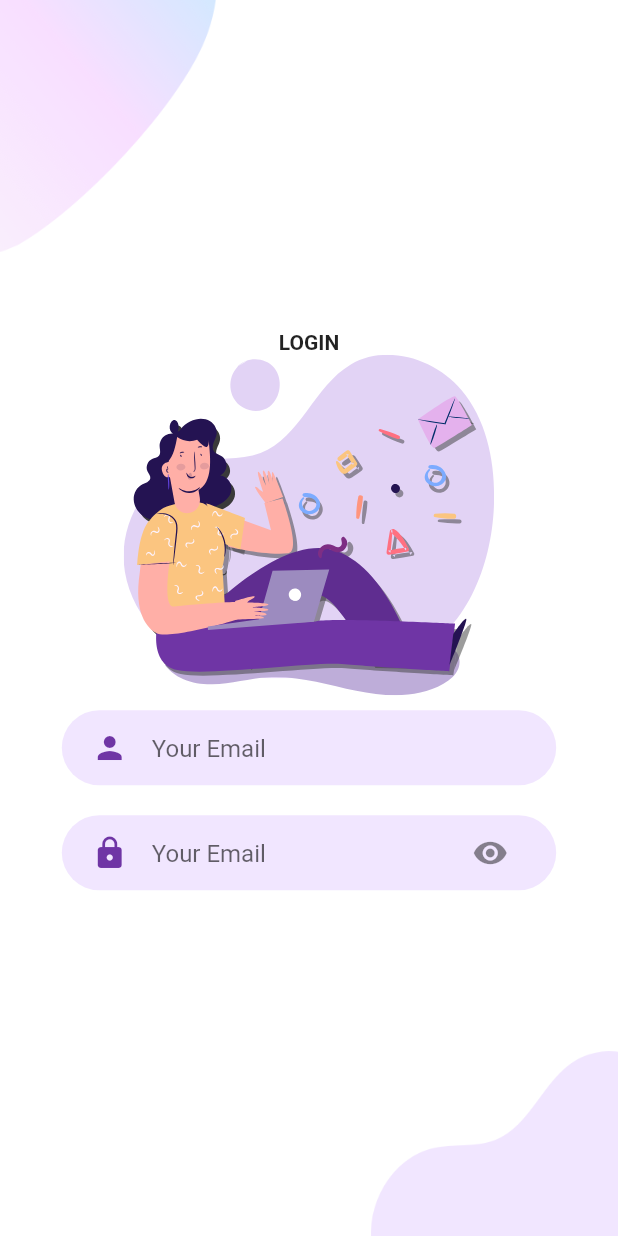
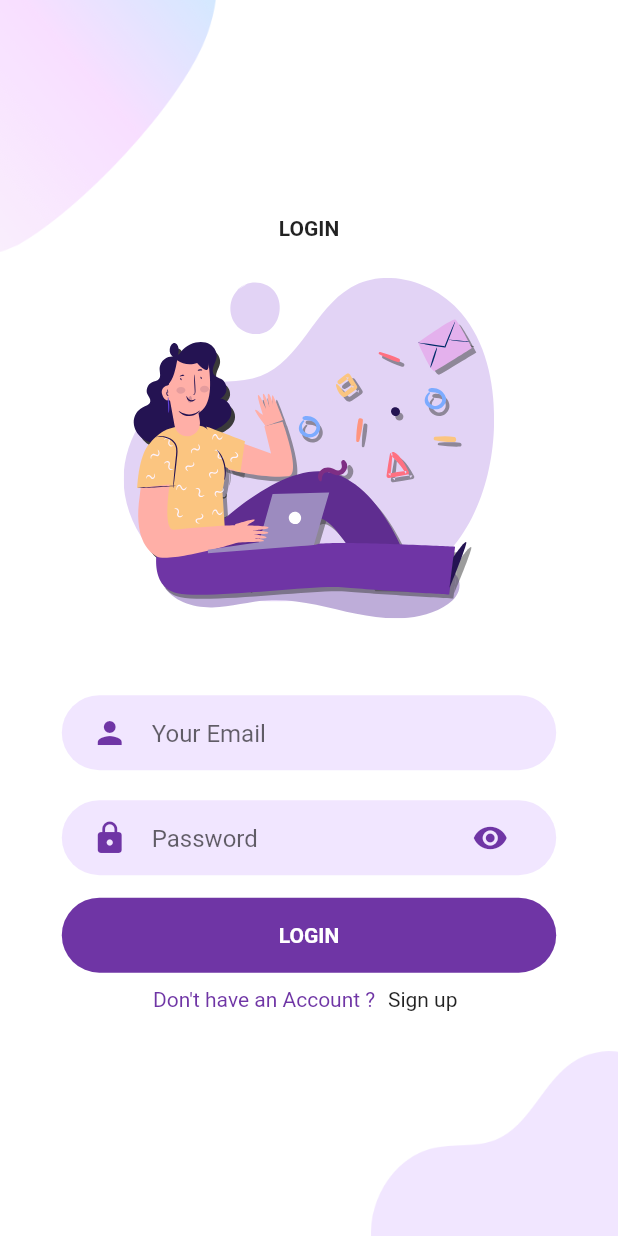
Before and after one commit to ChiBao284/speed_code_login, a Flutter app: the screen it shows after launch, after a tap on "LOGIN", on a phone screen of 412 x 824 dp. Run offline on Flutter 3.47's test engine with Material 2 defaults, Android fonts, the light colour scheme and no system bars; our stand-ins replace flutter_svg.

Commit message:
Sign up screen

```diff
--- /dev/null
+++ b/lib/Screens/Login/components/rounded_input_login.dart
@@ -0,0 +1,61 @@
+import 'package:flutter/material.dart';
+import 'package:speed_code_login/constants.dart';
+
+class RoundedInputLogin extends StatefulWidget {
+  final String hintText;
+  final IconData? icon;
+  final Icon? suffixIcon;
+  final bool isPassword;
+  bool secureText;
+  final ValueChanged<String> onChangeText;
+  RoundedInputLogin(
+      {Key? key,
+      required this.hintText,
+      this.icon,
+      required this.onChangeText,
+      this.suffixIcon,
+      this.secureText = false,
+      this.isPassword = false})
+      : super(
+          key: key,
+        );
+
+  @override
+  State<RoundedInputLogin> createState() => _RoundedInputLoginState();
+}
+
+class _RoundedInputLoginState extends State<RoundedInputLogin> {
+  @override
+  Widget build(BuildContext context) {
+    return TextField(
+      obscureText: widget.secureText,
+      decoration: InputDecoration(
+          focusedBorder: InputBorder.none,
+          icon: Icon(
+            widget.icon,
+            color: kPrimaryColor,
+          ),
+          hintText: widget.hintText,
+          enabledBorder: InputBorder.none,
+          suffixIcon: InkWell(
+            onTap: () {
+              setState(() {
+                widget.secureText = !widget.secureText;
+              });
+            },
+            child: Ink(
+                child: widget.isPassword
+                    ? Icon(
+                        widget.secureText
+                            ? Icons.remove_red_eye
+                            : Icons.visibility_off,
+                        color: kPrimaryColor,
+                      )
+                    : Container(
+                        width: 4,
+                      )),
+          )),
+      onChanged: widget.onChangeText,
+    );
+  }
+}
--- /dev/null
+++ b/lib/Screens/Login/components/text_filed_container.dart
@@ -0,0 +1,21 @@
+import 'package:flutter/material.dart';
+import 'package:speed_code_login/constants.dart';
+
+class TextFieldContainer extends StatelessWidget {
+  final Widget child;
+  const TextFieldContainer({Key? key, required this.child}) : super(key: key);
+
+  @override
+  Widget build(BuildContext context) {
+    Size size = MediaQuery.of(context).size;
+    return Container(
+      margin: const EdgeInsets.symmetric(vertical: 10),
+      padding: const EdgeInsets.symmetric(horizontal: 20, vertical: 5),
+      width: size.width * 0.8,
+      height: 50,
+      decoration: BoxDecoration(
+          color: kPrimaryLightColor, borderRadius: BorderRadius.circular(30)),
+      child: child,
+    );
+  }
+}
--- a/lib/Screens/Login/login_screen.dart
+++ b/lib/Screens/Login/login_screen.dart
@@ -1,6 +1,10 @@
 import 'package:flutter/material.dart';
 import 'package:flutter_svg/svg.dart';
 import 'package:speed_code_login/Screens/Login/components/body_login.dart';
+import 'package:speed_code_login/Screens/Login/components/rounded_input_login.dart';
+import 'package:speed_code_login/Screens/Login/components/text_filed_container.dart';
+import 'package:speed_code_login/Screens/SignUp/sign_up.dart';
+import 'package:speed_code_login/components/rounded_button.dart';
 import 'package:speed_code_login/constants.dart';
 
 class LoginScreen extends StatelessWidget {
@@ -18,12 +22,18 @@ class LoginScreen extends StatelessWidget {
               'LOGIN',
               style: TextStyle(fontWeight: FontWeight.bold),
             ),
+            SizedBox(
+              height: size.height * 0.03,
+            ),
             SvgPicture.asset(
               'assets/icons/login.svg',
               width: size.height * 0.3,
             ),
+            SizedBox(
+              height: size.height * 0.05,
+            ),
             TextFieldContainer(
-              child: InputLogin(
+              child: RoundedInputLogin(
                 hintText: 'Your Email',
                 icon: Icons.person,
                 onChangeText: (value) {},
@@ -31,8 +41,8 @@ class LoginScreen extends StatelessWidget {
               ),
             ),
             TextFieldContainer(
-              child: InputLogin(
-                hintText: 'Your Email',
+              child: RoundedInputLogin(
+                hintText: 'Password',
                 icon: Icons.lock,
                 onChangeText: (value) {},
                 secureText: true,
@@ -42,84 +52,58 @@ class LoginScreen extends StatelessWidget {
                   color: kPrimaryColor,
                 ),
               ),
-            )
+            ),
+            RoundedButton(
+              text: 'LOGIN',
+              background: kPrimaryColor,
+              textColor: Colors.white,
+              onPress: () {},
+            ),
+            const AlreadyAccount()
           ]),
     ));
   }
 }
 
-// ignore: must_be_immutable
-class InputLogin extends StatefulWidget {
-  final String hintText;
-  final IconData? icon;
-  final Icon? suffixIcon;
-  final bool isPassword;
-  bool secureText;
-  final ValueChanged<String> onChangeText;
-  InputLogin(
-      {Key? key,
-      required this.hintText,
-      this.icon,
-      required this.onChangeText,
-      this.suffixIcon,
-      this.secureText = false,
-      this.isPassword = false})
-      : super(
-          key: key,
-        );
+class AlreadyAccount extends StatelessWidget {
+  final bool login;
+  const AlreadyAccount({
+    Key? key,
+    this.login = true,
+  }) : super(key: key);
 
   @override
-  State<InputLogin> createState() => _InputLoginState();
-}
-
-class _InputLoginState extends State<InputLogin> {
-  @override
   Widget build(BuildContext context) {
-    return TextField(
-      obscureText: widget.secureText,
-      decoration: InputDecoration(
-          focusedBorder: InputBorder.none,
-          icon: Icon(
-            widget.icon,
-            color: kPrimaryColor,
+    return Row(
+      mainAxisAlignment: MainAxisAlignment.center,
+      children: <Widget>[
+        Text(
+          login ? 'Don\'t have an Account ? ' : 'Already have an account?',
+          style: const TextStyle(color: kPrimaryColor),
+        ),
+        GestureDetector(
+          onTap: () {
+            login
+                ? Navigator.push(
+                    context,
+                    MaterialPageRoute(
+                      builder: (context) {
+                        return SignUpScreen();
+                      },
+                    ),
+                  )
+                : Navigator.pop(context);
+          },
+          child: Container(
+            padding: const EdgeInsets.all(5),
+            child: Text(
+              login ? 'Sign up' : 'Sign In',
+            ),
           ),
-          hintText: widget.hintText,
-          enabledBorder: InputBorder.none,
-          suffixIcon: widget.isPassword
-              ? InkWell(
-                  onTap: () {
-                    setState(() {
-                      widget.secureText = !widget.secureText;
-                    });
-                  },
-                  child: Ink(
-                      child: widget.secureText
-                          ? const Icon(Icons.remove_red_eye)
-                          : const Icon(Icons.visibility_off)),
-                )
-              : Container(
-                  width: 4,
-                )),
-      onChanged: widget.onChangeText,
+        ),
+      ],
     );
   }
 }
 
-class TextFieldContainer extends StatelessWidget {
-  final Widget child;
-  const TextFieldContainer({Key? key, required this.child}) : super(key: key);
-
-  @override
-  Widget build(BuildContext context) {
-    Size size = MediaQuery.of(context).size;
-    return Container(
-      margin: const EdgeInsets.symmetric(vertical: 10),
-      padding: const EdgeInsets.symmetric(horizontal: 20, vertical: 5),
-      width: size.width * 0.8,
-      height: 50,
-      decoration: BoxDecoration(
-          color: kPrimaryLightColor, borderRadius: BorderRadius.circular(30)),
-      child: child,
-    );
-  }
-}
+// ignore: must_be_immutable
--- a/lib/components/rounded_button.dart
+++ b/lib/components/rounded_button.dart
@@ -32,7 +32,7 @@ class RoundedButton extends StatelessWidget {
               alignment: Alignment.center,
               child: Text(
                 text,
-                style: TextStyle(color: textColor),
+                style: TextStyle(color: textColor, fontWeight: FontWeight.bold),
               ),
             ),
           )),
```
Also changed, not shown: lib/Screens/SignUp/sign_up.dart (added, +112 -0 lines).
